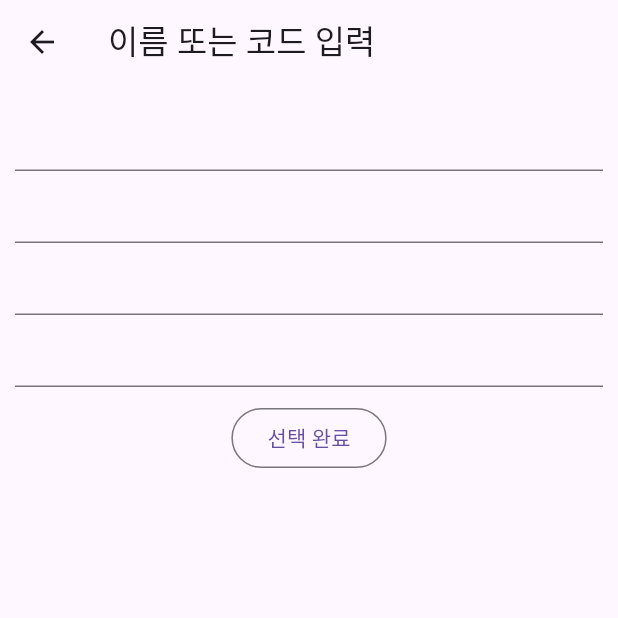
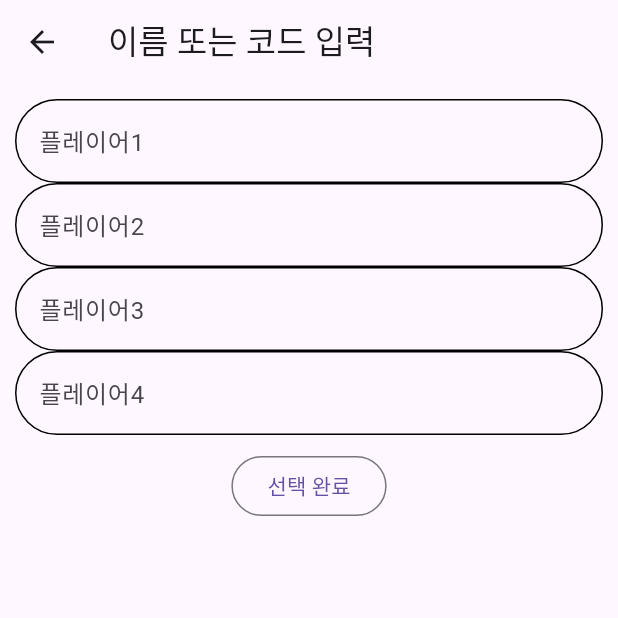
Before and after one commit to broccoli1962/golf, a Flutter app: the InputName screen opened directly, on a phone screen of 412 x 824 dp, the top half of it. Run offline on Flutter 3.47's test engine with Material 3 defaults, Android fonts, the phone set to English and light mode, and no system bars.

Commit message:
최종 디자인 변경

```diff
--- a/lib/inputname.dart
+++ b/lib/inputname.dart
@@ -30,15 +30,39 @@ class _InputNameState extends State<InputName> {
                 children: [
                   TextField(
                     controller: p1,
+                    decoration: InputDecoration(
+                      enabledBorder: OutlineInputBorder(
+                        borderRadius: BorderRadius.circular(30),
+                      ),
+                      labelText: '플레이어1',
+                    ),
                   ),
                   TextField(
                     controller: p2,
+                    decoration: InputDecoration(
+                      enabledBorder: OutlineInputBorder(
+                        borderRadius: BorderRadius.circular(30),
+                      ),
+                      labelText: '플레이어2',
+                    ),
                   ),
                   TextField(
                     controller: p3,
+                    decoration: InputDecoration(
+                      enabledBorder: OutlineInputBorder(
+                        borderRadius: BorderRadius.circular(30),
+                      ),
+                      labelText: '플레이어3',
+                    ),
                   ),
                   TextField(
                     controller: p4,
+                    decoration: InputDecoration(
+                      enabledBorder: OutlineInputBorder(
+                        borderRadius: BorderRadius.circular(30),
+                      ),
+                      labelText: '플레이어4',
+                    ),
                   ),
                 ],
               )),
--- a/lib/registerpage.dart
+++ b/lib/registerpage.dart
@@ -9,7 +9,9 @@ class Register extends StatefulWidget {
   State<Register> createState() => _RegisterState();
 }
 
-List<Player> regi = [];
+List<Player> regi = [
+  // Player('dummy', 'code'),
+];
 
 class _RegisterState extends State<Register> {
   final TextEditingController _controller = TextEditingController();
```
Also changed, not shown: lib/util.dart (+11 -5 lines).
